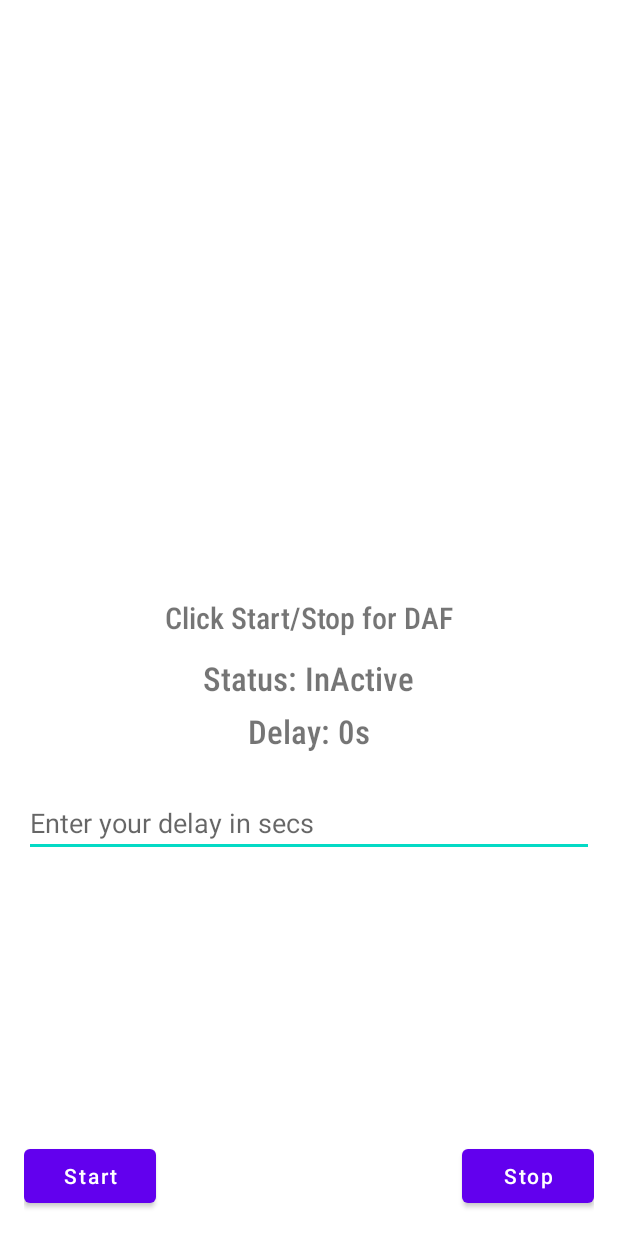
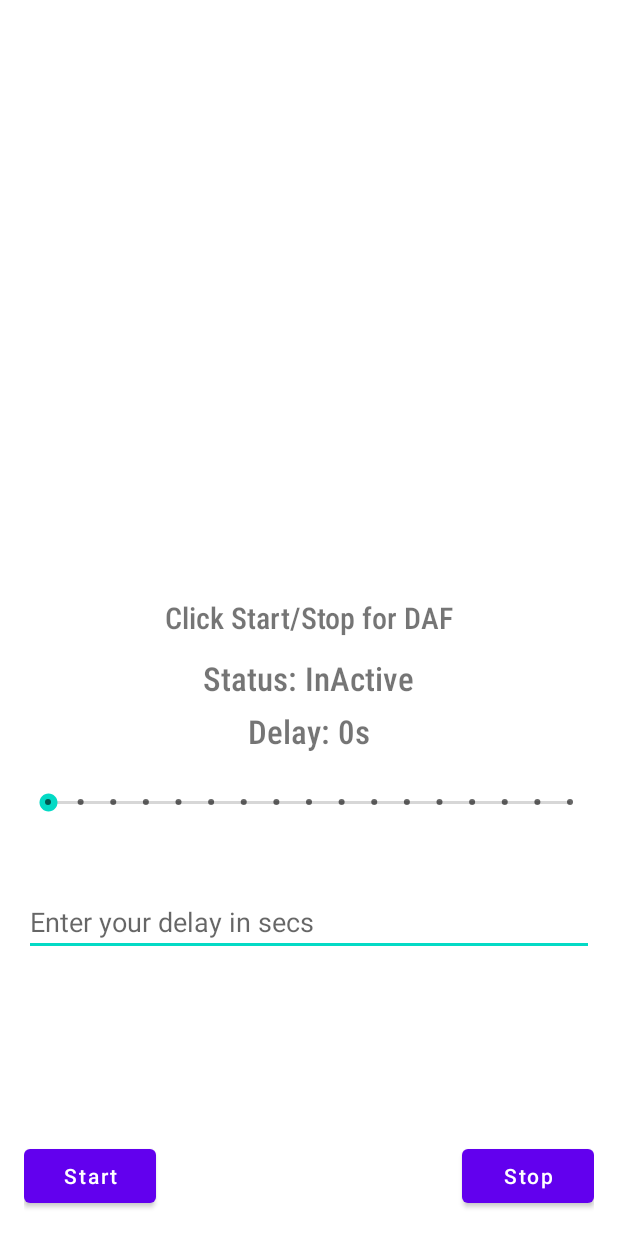
Before and after one commit to Anshul1507/Delayed-Auditory-Feedback, an Android app: the layout activity_main.xml on its own in the app's theme, with its tools: preview values and no code run, on a phone screen of 412 x 824 dp. Run offline under Robolectric (Android 15) with nearby library versions, the phone set to English and light mode, and no system bars.

Commit message:
Added: Seekbar for latency

```diff
--- a/app/src/main/res/layout/activity_main.xml
+++ b/app/src/main/res/layout/activity_main.xml
@@ -37,11 +37,21 @@
         android:text="Delay: 0s"
         android:textSize="22sp" />
 
+    <SeekBar
+        android:id="@+id/seekbar_delay"
+        android:layout_width="match_parent"
+        android:layout_height="wrap_content"
+        android:layout_below="@id/text_delay"
+        android:layout_marginTop="24dp"
+        android:layout_marginBottom="24dp"
+        android:max="16"
+        android:theme="@style/Widget.AppCompat.SeekBar.Discrete" />
+
     <EditText
         android:id="@+id/edittext_delay"
         android:layout_width="match_parent"
         android:layout_height="wrap_content"
-        android:layout_below="@id/text_delay"
+        android:layout_below="@id/seekbar_delay"
         android:layout_marginTop="24dp"
         android:hint="Enter your delay in secs"
         android:inputType="numberDecimal" />
```
Also changed, not shown: app/src/main/java/tech/anshul1507/dafapp/MainActivity.kt (+26 -2 lines).
